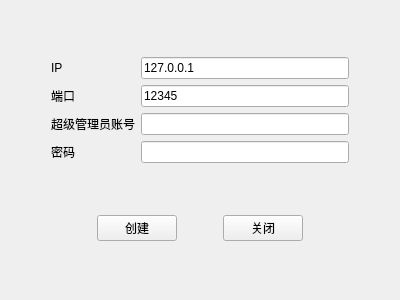
First picture: the form in server/src/widget.ui, repository omigeft/QTChatroom, before the edit.
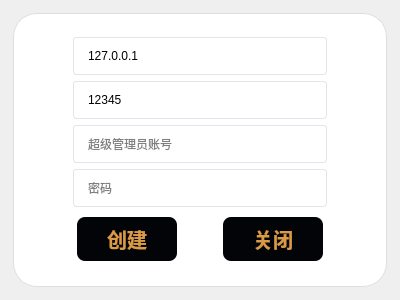
Second picture: the form after the edit.

Diff of the .ui file:
```diff
--- a/server/src/widget.ui
+++ b/server/src/widget.ui
@@ -25,8 +25,52 @@
   <property name="windowTitle">
    <string>服务端登录</string>
   </property>
+  <property name="styleSheet">
+   <string notr="true">QPushButton {
+background-color:#030408;
+color:#db9a45;
+font-size: 20px;
+font:10pt &quot;Microsoft YaHei UI&quot;;
+border-radius:8px;
+font-weight:700;
+height:44px;
+width: 100%;
+}
+QPushButton:hover {
+background-color: #383a3e;
+}
+QFrame{
+margin:2px;
+border: 1px solid #dcdee0;;
+border-radius: 24px;
+background-color:rgb(255, 255, 255);
+padding:10px;
+}
+QLineEdit{
+border: 1px solid rgb(41, 57, 85);
+border-radius: 3px;
+border-color:#dcdee0;
+height:36px;
+background: white;
+padding-left: 12px;
+padding-right: 12px;
+border-color:#e4e5eb;
+}
+QLineEdit:hover {
+border-color: #db9a45;
+}</string>
+  </property>
   <layout class="QVBoxLayout" name="verticalLayout">
    <item>
+    <widget class="QFrame" name="frame">
+     <property name="frameShape">
+      <enum>QFrame::StyledPanel</enum>
+     </property>
+     <property name="frameShadow">
+      <enum>QFrame::Raised</enum>
+     </property>
+     <layout class="QGridLayout" name="gridLayout_2">
+      <item row="0" column="0">
     <layout class="QGridLayout" name="gridLayout">
      <item row="0" column="0">
       <spacer name="horizontalSpacer">
@@ -45,76 +89,61 @@
       </spacer>
      </item>
      <item row="1" column="1">
-      <widget class="QLabel" name="Portlabel">
-       <property name="text">
-        <string>端口</string>
-       </property>
-      </widget>
-     </item>
-     <item row="3" column="2">
-      <widget class="QLineEdit" name="PassWordInput">
-       <property name="echoMode">
-        <enum>QLineEdit::Password</enum>
-       </property>
-      </widget>
-     </item>
-     <item row="0" column="2">
-      <widget class="QLineEdit" name="IPInput">
-       <property name="text">
-        <string>127.0.0.1</string>
-       </property>
-      </widget>
-     </item>
-     <item row="1" column="2">
       <widget class="QLineEdit" name="PortInput">
        <property name="text">
         <string>12345</string>
        </property>
-      </widget>
-     </item>
-     <item row="2" column="2">
-      <widget class="QLineEdit" name="AdminInput"/>
-     </item>
+          <property name="placeholderText">
+           <string>端口</string>
+          </property>
+         </widget>
+        </item>
      <item row="0" column="1">
-      <widget class="QLabel" name="IPlabel">
+         <widget class="QLineEdit" name="IPInput">
        <property name="text">
-        <string>IP</string>
+           <string>127.0.0.1</string>
+          </property>
+          <property name="placeholderText">
+           <string>IP地址</string>
        </property>
       </widget>
      </item>
+        <item row="0" column="2">
+         <spacer name="horizontalSpacer_2">
+          <property name="orientation">
+           <enum>Qt::Horizontal</enum>
+          </property>
+          <property name="sizeType">
+           <enum>QSizePolicy::Fixed</enum>
+          </property>
+          <property name="sizeHint" stdset="0">
+           <size>
+            <width>40</width>
+            <height>20</height>
+           </size>
+          </property>
+         </spacer>
+        </item>
      <item row="2" column="1">
-      <widget class="QLabel" name="adminlabel">
-       <property name="text">
+         <widget class="QLineEdit" name="AdminInput">
+          <property name="placeholderText">
         <string>超级管理员账号</string>
        </property>
       </widget>
      </item>
      <item row="3" column="1">
-      <widget class="QLabel" name="PassWordlabel">
-       <property name="text">
+         <widget class="QLineEdit" name="PassWordInput">
+          <property name="echoMode">
+           <enum>QLineEdit::Password</enum>
+          </property>
+          <property name="placeholderText">
         <string>密码</string>
        </property>
       </widget>
      </item>
-     <item row="0" column="3">
-      <spacer name="horizontalSpacer_2">
-       <property name="orientation">
-        <enum>Qt::Horizontal</enum>
-       </property>
-       <property name="sizeType">
-        <enum>QSizePolicy::Fixed</enum>
-       </property>
-       <property name="sizeHint" stdset="0">
-        <size>
-         <width>40</width>
-         <height>20</height>
-        </size>
-       </property>
-      </spacer>
-     </item>
-    </layout>
-   </item>
-   <item>
+       </layout>
+      </item>
+      <item row="1" column="0">
     <layout class="QHBoxLayout" name="horizontalLayout">
      <item>
       <spacer name="horizontalSpacer_4">
@@ -173,6 +202,9 @@
       </spacer>
      </item>
     </layout>
+      </item>
+     </layout>
+    </widget>
    </item>
   </layout>
  </widget>
```
Left out of the diff: 32 changed lines with no effect on the pictures. Lines whose indentation alone changed are shown as unchanged.
